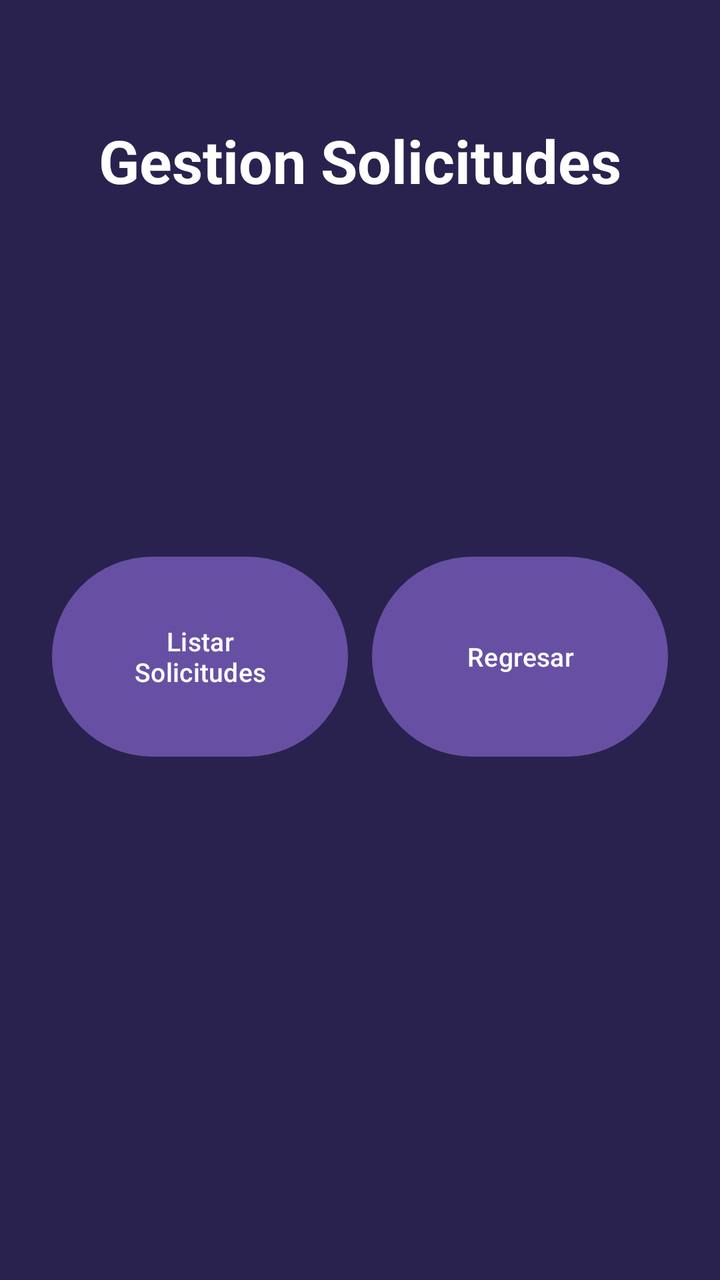
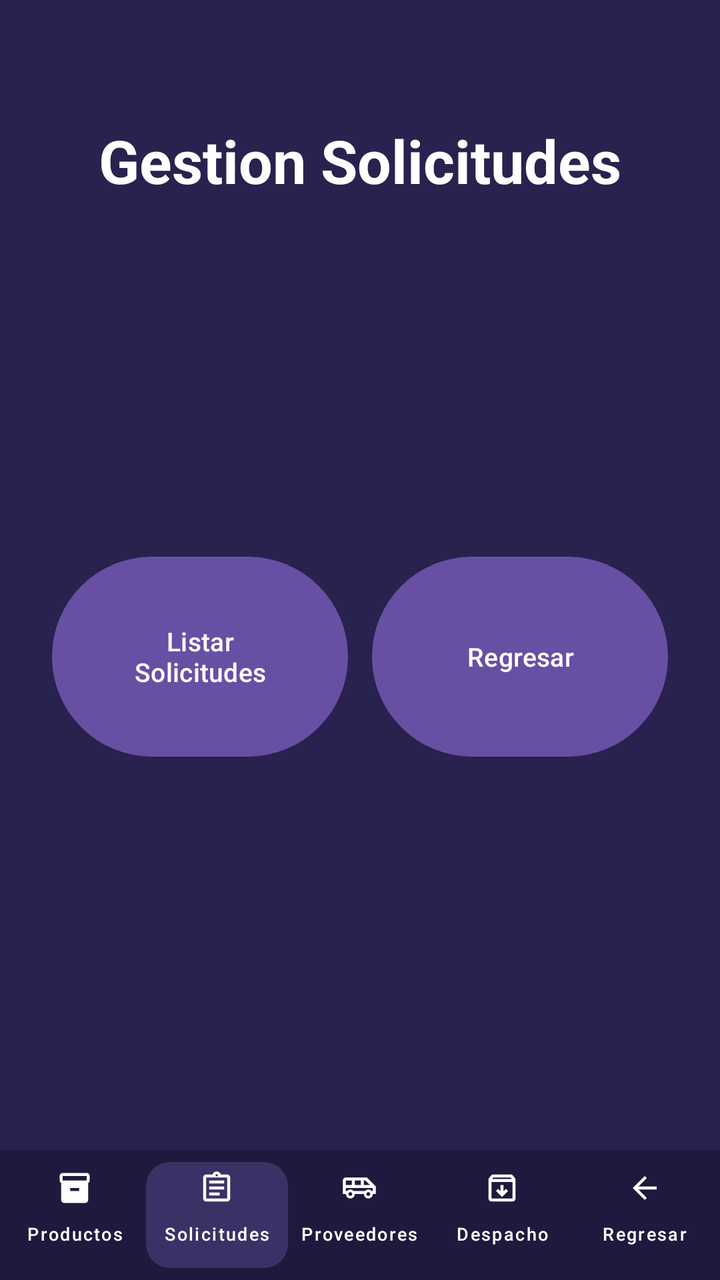

Two renders of the same Android screen: before a commit and after it. Below are the layout's source before the change and the commit's diff.
<!-- AndroidManifest.xml: application theme Theme.AlcamenProyectoFinal -->
<!-- res/layout/activity_frm_gestion_solicitudes.xml -->
<?xml version="1.0" encoding="utf-8"?>
<androidx.constraintlayout.widget.ConstraintLayout xmlns:android="http://schemas.android.com/apk/res/android"
    xmlns:app="http://schemas.android.com/apk/res-auto"
    xmlns:tools="http://schemas.android.com/tools"
    android:id="@+id/main"
    android:background="#29224E" android:layout_width="match_parent"
    android:layout_height="match_parent"
    tools:context=".Vista.frmGestionSolicitudes">

    <TextView
        android:id="@+id/tvTituloGestionSolicitudes"
        android:layout_width="wrap_content"
        android:layout_height="wrap_content"
        android:text="Gestion Solicitudes"
        android:textColor="#FFFFFF"
        android:textSize="30sp"
        android:textStyle="bold"
        android:layout_marginTop="60dp"
        app:layout_constraintEnd_toEndOf="parent"
        app:layout_constraintStart_toStartOf="parent"
        app:layout_constraintTop_toTopOf="parent" />

    <GridLayout
        android:layout_width="320dp"
        android:layout_height="120dp" android:columnCount="2"
        android:rowCount="1"
        app:layout_constraintBottom_toBottomOf="parent"
        app:layout_constraintEnd_toEndOf="parent"
        app:layout_constraintStart_toStartOf="parent"
        app:layout_constraintTop_toBottomOf="@+id/tvTituloGestionSolicitudes"
        app:layout_constraintVertical_bias="0.4">

        <Button
            android:id="@+id/button45"
            android:layout_width="0dp"
            android:layout_height="0dp"
            android:layout_rowWeight="1"
            android:layout_columnWeight="1"
            android:layout_margin="6dp"
            android:onClick="btnListarSolicitudes"
            android:text="Listar\nSolicitudes"
            android:textSize="13sp" />

        <Button
            android:id="@+id/button46"
            android:layout_width="0dp"
            android:layout_height="0dp"
            android:layout_rowWeight="1"
            android:layout_columnWeight="1"
            android:layout_margin="6dp"
            android:onClick="btnRegresar"
            android:text="Regresar"
            android:textSize="13sp" />

    </GridLayout>

</androidx.constraintlayout.widget.ConstraintLayout>
<!-- resources referenced by this layout -->
<resources>
  <!-- unchanged entries left out for length: 2 -->
</resources>

<!-- the commit's change to res/layout/activity_frm_gestion_solicitudes.xml (unified diff, before → after) -->
@@ -54,4 +54,118 @@
 
     </GridLayout>
 
+    <LinearLayout
+        android:id="@+id/footerJefeAlmacen"
+        android:layout_width="match_parent"
+        android:layout_height="65dp"
+        android:layout_alignParentBottom="true"
+        android:background="#1F1A3D"
+        android:orientation="horizontal"
+        android:paddingHorizontal="2dp"
+        android:gravity="center_vertical"
+        app:layout_constraintBottom_toBottomOf="parent"
+        app:layout_constraintEnd_toEndOf="parent"
+        app:layout_constraintStart_toStartOf="parent">
+
+        
+        <com.google.android.material.button.MaterialButton
+            android:id="@+id/btnProductos"
+            style="@style/Widget.MaterialComponents.Button.TextButton"
+            android:layout_width="0dp"
+            android:layout_height="match_parent"
+            android:layout_weight="1"
+            android:paddingLeft="0dp"
+            android:paddingRight="0dp"
+            android:text="Productos"
+            android:textColor="@android:color/white"
+            android:textSize="9sp"
+            app:icon="@drawable/ic_inventory"
+            app:iconGravity="top"
+            app:iconPadding="1dp"
+            app:iconSize="18dp"
+            app:iconTint="@android:color/white"
+            app:textAllCaps="false" />
+
+        
+        <com.google.android.material.button.MaterialButton
+            android:id="@+id/btnSolicitudes"
+            style="@style/Widget.MaterialComponents.Button.UnelevatedButton"
+            android:layout_width="0dp"
+            android:layout_height="65dp"
+            android:layout_marginVertical="6dp"
+            android:layout_weight="1"
+            android:paddingLeft="0dp"
+            android:paddingRight="0dp"
+            android:text="Solicitudes"
+            android:textColor="@android:color/white"
+            android:textSize="9sp"
+            app:backgroundTint="#3A3266"
+            app:cornerRadius="12dp"
+            app:icon="@drawable/ic_assignment"
+            app:iconGravity="top"
+            app:iconPadding="1dp"
+            app:iconSize="18dp"
+            app:iconTint="@android:color/white"
+            app:textAllCaps="false" />
+
+        
+        <com.google.android.material.button.MaterialButton
+            android:id="@+id/btnProveedores"
+            style="@style/Widget.MaterialComponents.Button.TextButton"
+            android:layout_width="0dp"
+            android:layout_height="match_parent"
+            android:layout_weight="1"
+            android:paddingLeft="0dp"
+            android:paddingRight="0dp"
+            android:text="Proveedores"
+            android:textColor="@android:color/white"
+            android:textSize="9sp"
+            app:icon="@drawable/ic_local_shipping"
+            app:iconGravity="top"
+            app:iconPadding="1dp"
+            app:iconSize="18dp"
+            app:iconTint="@android:color/white"
+            app:textAllCaps="false" />
+
+        
+        <com.google.android.material.button.MaterialButton
+            android:id="@+id/btnDespacho"
+            style="@style/Widget.MaterialComponents.Button.TextButton"
+            android:layout_width="0dp"
+            android:layout_height="match_parent"
+            android:layout_weight="1"
+            android:paddingLeft="0dp"
+            android:paddingRight="0dp"
+            android:text="Despacho"
+            android:textColor="@android:color/white"
+            android:textSize="9sp"
+            app:icon="@drawable/ic_list_alt"
+            app:iconGravity="top"
+            app:iconPadding="1dp"
+            app:iconSize="18dp"
+            app:iconTint="@android:color/white"
+            app:textAllCaps="false" />
+
+        
+        <com.google.android.material.button.MaterialButton
+            android:id="@+id/btnRegresar"
+            style="@style/Widget.MaterialComponents.Button.TextButton"
+            android:layout_width="0dp"
+            android:layout_height="match_parent"
+            android:layout_weight="1"
+            android:paddingLeft="0dp"
+            android:paddingRight="0dp"
+            android:text="Regresar"
+            android:textColor="@android:color/white"
+            android:textSize="9sp"
+            app:icon="@drawable/ic_arrow_back"
+            app:iconGravity="top"
+            app:iconPadding="1dp"
+            app:iconSize="18dp"
+            app:iconTint="@android:color/white"
+            app:textAllCaps="false" />
+
+    </LinearLayout>
+
+
 </androidx.constraintlayout.widget.ConstraintLayout>
<!-- resource entries referenced after the edit -->
@@ -1,5 +1,35 @@
 <!-- resources referenced by this layout -->
 <resources>
+  <!-- drawable ic_arrow_back (drawable) -->
+  <vector xmlns:android="http://schemas.android.com/apk/res/android" android:autoMirrored="true" android:height="24dp" android:tint="#000000" android:viewportHeight="960" android:viewportWidth="960" android:width="24dp">
+        
+      <path android:fillColor="@android:color/white" android:pathData="M313,520L537,744L480,800L160,480L480,160L537,216L313,440L800,440L800,520L313,520Z"/>
+      
+  </vector>
+  <!-- drawable ic_assignment (drawable) -->
+  <vector xmlns:android="http://schemas.android.com/apk/res/android" android:autoMirrored="true" android:height="24dp" android:tint="#000000" android:viewportHeight="960" android:viewportWidth="960" android:width="24dp">
+        
+      <path android:fillColor="@android:color/white" android:pathData="M200,840Q167,840 143.5,816.5Q120,793 120,760L120,200Q120,167 143.5,143.5Q167,120 200,120L368,120Q381,84 411.5,62Q442,40 480,40Q518,40 548.5,62Q579,84 592,120L760,120Q793,120 816.5,143.5Q840,167 840,200L840,760Q840,793 816.5,816.5Q793,840 760,840L200,840ZM200,760L760,760Q760,760 760,760Q760,760 760,760L760,200Q760,200 760,200Q760,200 760,200L200,200Q200,200 200,200Q200,200 200,200L200,760Q200,760 200,760Q200,760 200,760ZM280,680L560,680L560,600L280,600L280,680ZM280,520L680,520L680,440L280,440L280,520ZM280,360L680,360L680,280L280,280L280,360ZM501.5,161.5Q510,153 510,140Q510,127 501.5,118.5Q493,110 480,110Q467,110 458.5,118.5Q450,127 450,140Q450,153 458.5,161.5Q467,170 480,170Q493,170 501.5,161.5ZM200,760Q200,760 200,760Q200,760 200,760L200,200Q200,200 200,200Q200,200 200,200L200,200Q200,200 200,200Q200,200 200,200L200,760Q200,760 200,760Q200,760 200,760Z"/>
+      
+  </vector>
+  <!-- drawable ic_inventory (drawable) -->
+  <vector xmlns:android="http://schemas.android.com/apk/res/android" android:height="24dp" android:tint="#000000" android:viewportHeight="24" android:viewportWidth="24" android:width="24dp">
+        
+      <path android:fillColor="@android:color/white" android:pathData="M20,2L4,2c-1,0 -2,0.9 -2,2v3.01c0,0.72 0.43,1.34 1,1.69L3,20c0,1.1 1.1,2 2,2h14c0.9,0 2,-0.9 2,-2L21,8.7c0.57,-0.35 1,-0.97 1,-1.69L22,4c0,-1.1 -1,-2 -2,-2zM15,14L9,14v-2h6v2zM20,7L4,7L4,4l16,-0.02L20,7z"/>
+      
+  </vector>
+  <!-- drawable ic_list_alt (drawable) -->
+  <vector xmlns:android="http://schemas.android.com/apk/res/android" android:height="24dp" android:tint="#000000" android:viewportHeight="960" android:viewportWidth="960" android:width="24dp">
+        
+      <path android:fillColor="@android:color/white" android:pathData="M480,720L640,560L584,504L520,568L520,400L440,400L440,568L376,504L320,560L480,720ZM200,320L200,760Q200,760 200,760Q200,760 200,760L760,760Q760,760 760,760Q760,760 760,760L760,320L200,320ZM200,840Q167,840 143.5,816.5Q120,793 120,760L120,261Q120,247 124.5,234Q129,221 138,210L188,149Q199,135 215.5,127.5Q232,120 250,120L710,120Q728,120 744.5,127.5Q761,135 772,149L822,210Q831,221 835.5,234Q840,247 840,261L840,760Q840,793 816.5,816.5Q793,840 760,840L200,840ZM216,240L744,240L710,200Q710,200 710,200Q710,200 710,200L250,200Q250,200 250,200Q250,200 250,200L216,240ZM480,540L480,540L480,540Q480,540 480,540Q480,540 480,540L480,540Q480,540 480,540Q480,540 480,540Z"/>
+      
+  </vector>
+  <!-- drawable ic_local_shipping (drawable) -->
+  <vector xmlns:android="http://schemas.android.com/apk/res/android" android:autoMirrored="true" android:height="24dp" android:tint="#000000" android:viewportHeight="960" android:viewportWidth="960" android:width="24dp">
+        
+      <path android:fillColor="@android:color/white" android:pathData="M155,725Q120,690 120,640L40,640L40,280Q40,247 63.5,223.5Q87,200 120,200L680,200L920,440L920,640L840,640Q840,690 805,725Q770,760 720,760Q670,760 635,725Q600,690 600,640L360,640Q360,690 325,725Q290,760 240,760Q190,760 155,725ZM600,400L760,400L640,280L600,280L600,400ZM360,400L520,400L520,280L360,280L360,400ZM120,400L280,400L280,280L120,280L120,400ZM275.5,675.5Q290,661 290,640Q290,619 275.5,604.5Q261,590 240,590Q219,590 204.5,604.5Q190,619 190,640Q190,661 204.5,675.5Q219,690 240,690Q261,690 275.5,675.5ZM755.5,675.5Q770,661 770,640Q770,619 755.5,604.5Q741,590 720,590Q699,590 684.5,604.5Q670,619 670,640Q670,661 684.5,675.5Q699,690 720,690Q741,690 755.5,675.5ZM120,560L152,560Q169,542 191,531Q213,520 240,520Q267,520 289,531Q311,542 328,560L632,560Q649,542 671,531Q693,520 720,520Q747,520 769,531Q791,542 808,560L840,560L840,480L120,480L120,560ZM840,480L840,480L808,480Q791,480 769,480Q747,480 720,480Q693,480 671,480Q649,480 632,480L328,480Q311,480 289,480Q267,480 240,480Q213,480 191,480Q169,480 152,480L120,480L120,480L840,480Z"/>
+      
+  </vector>
   <!-- unchanged entries left out for length: 2 -->
 </resources>
 
